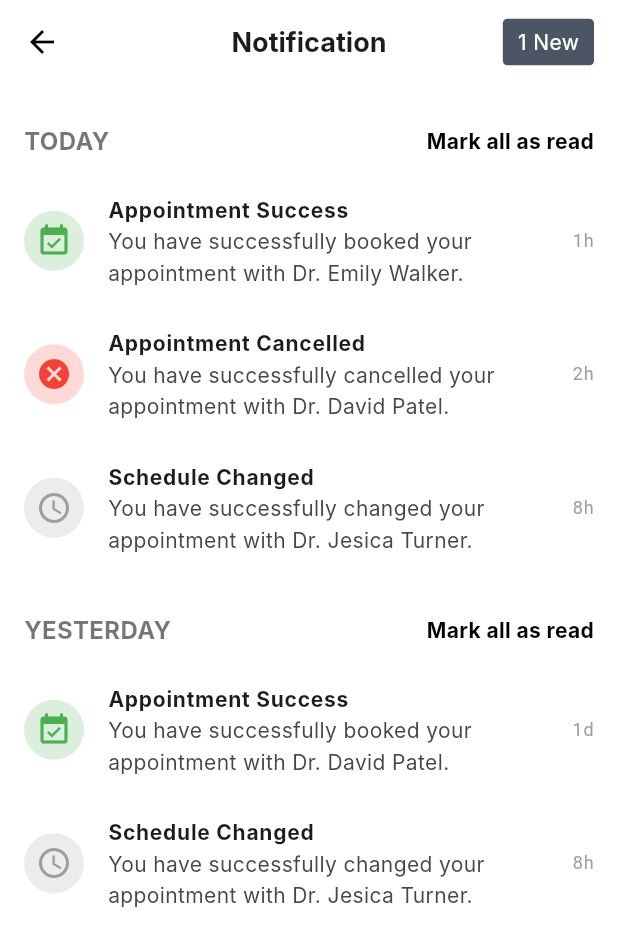
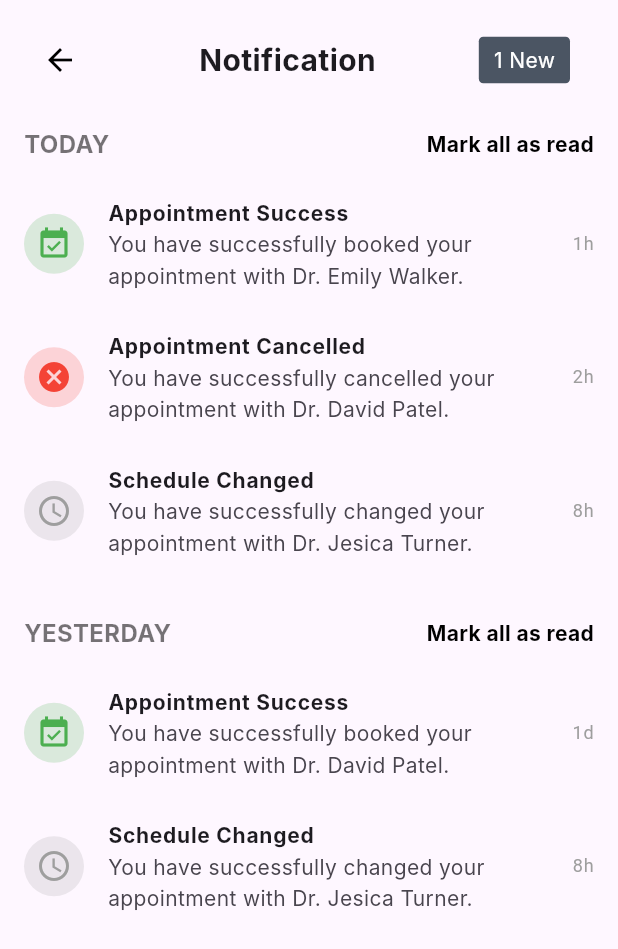
Before and after one commit to vsrooban/doctor-appointment-app, a Flutter app: the screen it shows after launch, after a tap on "Skip", after a tap on "Sign In", after a tap on the "notifications" icon, on a phone screen of 412 x 824 dp. Shown: the top 949 px of the screen. Run offline on Flutter 3.47's test engine with Material 3 defaults, Android fonts, the phone set to English and light mode, and no system bars; our stand-ins replace flutter_image_slideshow; Roboto replaces fonts that are missing (Inter, Poppins).

```diff
--- a/lib/screen/home/notification_screen.dart
+++ b/lib/screen/home/notification_screen.dart
@@ -14,56 +14,81 @@ class NotificationScreen extends StatefulWidget {
 class _NotificationScreenState extends State<NotificationScreen> {
   @override
   Widget build(BuildContext context) {
-    return SafeArea(
-      child: Scaffold(
-        appBar: AppBar(
-          automaticallyImplyLeading: false,
-          title: const Text("Notification", style: AppTypography.h2),
-          centerTitle: true,
-          backgroundColor: Colors.white,
-          elevation: 0,
-          leading: IconButton(
+    return Scaffold(
+      body: ListView(
+        padding: const EdgeInsets.all(16),
+        children: [
+          Row(
+            children: [
+               const SizedBox(height: 15),
+              IconButton(
                 icon: const Icon(Icons.arrow_back, color: Colors.black),
                 onPressed: () {
                   _handleBackNavigation(context);
                 },
               ),
-          actions: [
+              const Spacer(),
+              Text('Notification', style: AppTypography.h1),
+              const Spacer(),
               Container(
                 margin: const EdgeInsets.only(right: 16),
-              padding: const EdgeInsets.symmetric(horizontal: 10, vertical: 5),
+                padding:
+                    const EdgeInsets.symmetric(horizontal: 10, vertical: 5),
                 decoration: BoxDecoration(
                   color: const Color(0xff4B5563),
                   borderRadius: BorderRadius.circular(3),
                 ),
                 child: Text(
                   "1 New",
-                style: AppTypography.bodySRegular.copyWith(color: Colors.white),
+                  style:
+                      AppTypography.bodySRegular.copyWith(color: Colors.white),
                 ),
               ),
             ],
           ),
-        backgroundColor: Colors.white,
-        body: ListView(
-          padding: const EdgeInsets.all(16),
-          children: [
+          const SizedBox(height: 10),
           _buildSectionHeader("TODAY"),
-            _buildNotificationItem(Icons.event_available, "Appointment Success", "You have successfully booked your appointment with Dr. Emily Walker.", "1h", Colors.green),
-            _buildNotificationItem(Icons.cancel, "Appointment Cancelled", "You have successfully cancelled your appointment with Dr. David Patel.", "2h", Colors.red),
-            _buildNotificationItem(Icons.schedule, "Schedule Changed", "You have successfully changed your appointment with Dr. Jesica Turner.", "8h", Colors.grey),
+          _buildNotificationItem(
+              Icons.event_available,
+              "Appointment Success",
+              "You have successfully booked your appointment with Dr. Emily Walker.",
+              "1h",
+              Colors.green),
+          _buildNotificationItem(
+              Icons.cancel,
+              "Appointment Cancelled",
+              "You have successfully cancelled your appointment with Dr. David Patel.",
+              "2h",
+              Colors.red),
+          _buildNotificationItem(
+              Icons.schedule,
+              "Schedule Changed",
+              "You have successfully changed your appointment with Dr. Jesica Turner.",
+              "8h",
+              Colors.grey),
           const SizedBox(height: 15),
           _buildSectionHeader("YESTERDAY"),
-            _buildNotificationItem(Icons.event_available, "Appointment Success", "You have successfully booked your appointment with Dr. David Patel.", "1d", Colors.green),
-            _buildNotificationItem(Icons.schedule, "Schedule Changed", "You have successfully changed your appointment with Dr. Jesica Turner.", "8h", Colors.grey),
+          _buildNotificationItem(
+              Icons.event_available,
+              "Appointment Success",
+              "You have successfully booked your appointment with Dr. David Patel.",
+              "1d",
+              Colors.green),
+          _buildNotificationItem(
+              Icons.schedule,
+              "Schedule Changed",
+              "You have successfully changed your appointment with Dr. Jesica Turner.",
+              "8h",
+              Colors.grey),
         ],
-        ),
       ),
     );
   }
 
   void _handleBackNavigation(BuildContext context) {
     if (widget.previousScreen == 'home') {
-      Navigator.pushReplacement(context, MaterialPageRoute(builder: (context) => const HomeScreen()));
+      Navigator.pushReplacement(
+          context, MaterialPageRoute(builder: (context) => const HomeScreen()));
     } else {
       Navigator.pop(context);
     }
@@ -76,21 +101,24 @@ class _NotificationScreenState extends State<NotificationScreen> {
         mainAxisAlignment: MainAxisAlignment.spaceBetween,
         children: [
           Text(title, style: AppTypography.h3.copyWith(color: Colors.black54)),
-          Text("Mark all as read", style: AppTypography.bodySBold.copyWith(color: Colors.black)),
+          Text("Mark all as read",
+              style: AppTypography.bodySBold.copyWith(color: Colors.black)),
         ],
       ),
     );
   }
 
-  Widget _buildNotificationItem(IconData icon, String title, String subtitle, String time, Color iconColor) {
+  Widget _buildNotificationItem(IconData icon, String title, String subtitle,
+      String time, Color iconColor) {
     return ListTile(
       leading: CircleAvatar(
-        backgroundColor: iconColor.withValues(alpha:  0.2),
+        backgroundColor: iconColor.withValues(alpha: 0.2),
         child: Icon(icon, color: iconColor),
       ),
       title: Text(title, style: AppTypography.bodySBold),
       subtitle: Text(subtitle, style: AppTypography.bodySRegular),
-      trailing: Text(time, style: AppTypography.bodyXSRegular.copyWith(color: Colors.grey)),
+      trailing: Text(time,
+          style: AppTypography.bodyXSRegular.copyWith(color: Colors.grey)),
       contentPadding: const EdgeInsets.symmetric(vertical: 5),
     );
   }
--- a/lib/screen/home/profile_screen.dart
+++ b/lib/screen/home/profile_screen.dart
@@ -73,7 +73,7 @@ class _ProfileScreenState extends State<ProfileScreen> {
   Widget build(BuildContext context) {
     return Column(
       children: [
-        const SizedBox(height: 10),
+        const SizedBox(height: 20),
         Center(
           child: Text("Profile", style: AppTypography.h1),
         ),
@@ -127,7 +127,7 @@ class _ProfileScreenState extends State<ProfileScreen> {
                 icon: Icons.favorite_border,
                 text: "Favorite",
                 onTap: () {
-                Navigator.pushReplacement(
+                Navigator.push(
                   context,
                   MaterialPageRoute(
                     builder: (context) => FavouriteScreen(),
--- a/lib/screen/login/signin_screen.dart
+++ b/lib/screen/login/signin_screen.dart
@@ -33,9 +33,7 @@ class _SigninPageState extends State<SigninPage> {
   Widget build(BuildContext context) {
     double screenWidth = MediaQuery.of(context).size.width;
 
-    return SafeArea(
-      bottom: false,
-      child: Scaffold(
+    return Scaffold(
       backgroundColor: Colors.white,
       body: Padding(
         padding: EdgeInsets.symmetric(horizontal: screenWidth * 0.08),
@@ -149,7 +147,6 @@ class _SigninPageState extends State<SigninPage> {
                 ),
               ),
             ],
-            ),
           ),
         ),
       ),
```
Also changed, not shown: lib/screen/home/favourite_screen.dart (+60 -8 lines), lib/screen/home/list_doctors_page.dart (+2 -36 lines), lib/widget/Doctor_card.dart (+36 -3 lines), lib/widget/hospital_card.dart (added, +156 -0 lines). Lines whose indentation alone changed are shown as unchanged.
